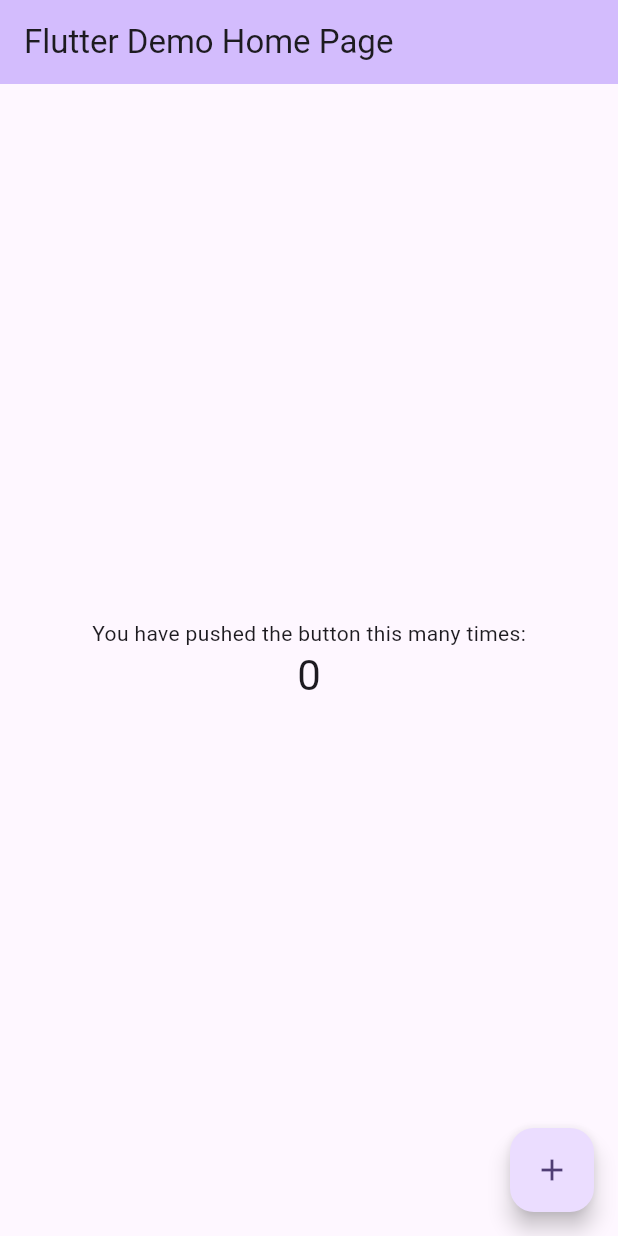
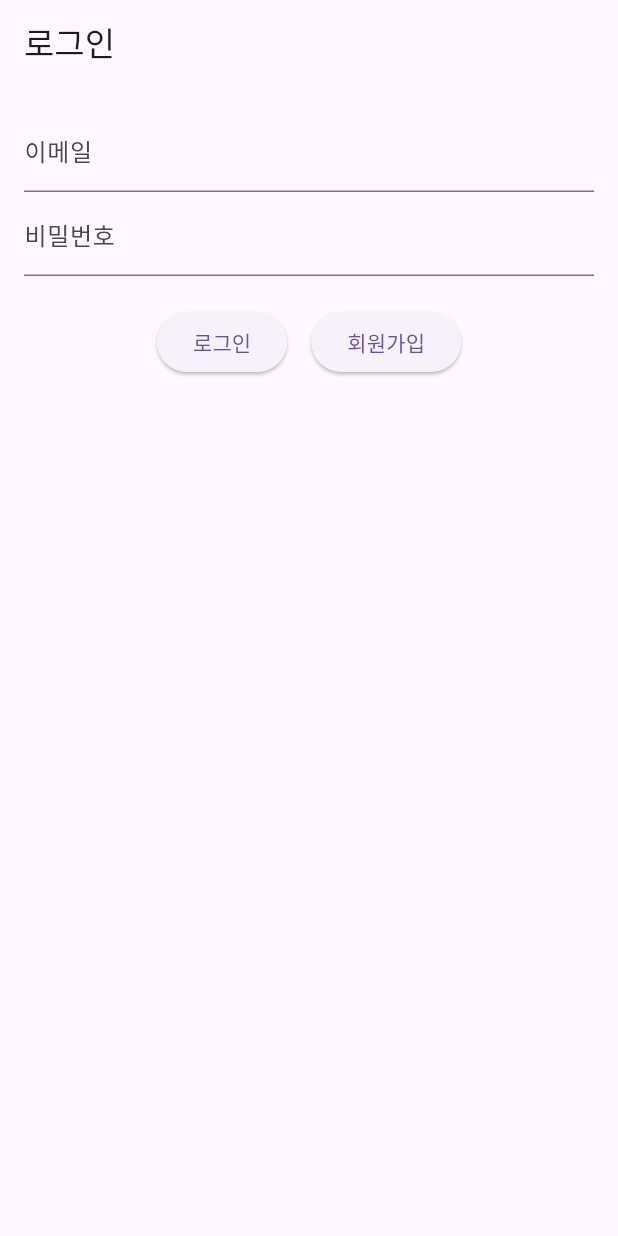
Before and after one commit to 20211066/Community, a Flutter app: the screen it shows after launch, on a phone screen of 412 x 824 dp. Run offline on Flutter 3.47's test engine with Material 3 defaults, Android fonts, the phone set to English and light mode, and no system bars; our stand-ins replace cloud_firestore, firebase_auth, firebase_core, geolocator, google_maps_flutter, google_sign_in and 1 more; accounts and stored records are empty.

Commit message:
1st week

```diff
--- /dev/null
+++ b/lib/login_screen.dart
@@ -0,0 +1,91 @@
+import 'package:flutter/material.dart';
+import 'package:firebase_auth/firebase_auth.dart';
+import 'home_screen.dart'; // 홈 화면
+import 'register_page.dart';
+
+class LoginScreen extends StatefulWidget {
+  @override
+  _LoginScreenState createState() => _LoginScreenState();
+}
+
+class _LoginScreenState extends State<LoginScreen> {
+  final TextEditingController _emailController = TextEditingController();
+  final TextEditingController _passwordController = TextEditingController();
+  String? _errorMessage;
+
+  // 로그인 함수
+  Future<void> _login() async {
+    try {
+      await FirebaseAuth.instance.signInWithEmailAndPassword(
+        email: _emailController.text,
+        password: _passwordController.text,
+      );
+      // 로그인 성공 시 홈 화면으로 이동
+      Navigator.pushReplacement(
+        context,
+        MaterialPageRoute(builder: (context) => HomeScreen()),
+      );
+    } catch (e) {
+      setState(() {
+        _errorMessage = '로그인 실패: ${e.toString()}';
+      });
+    }
+  }
+
+  @override
+  Widget build(BuildContext context) {
+    return Scaffold(
+      appBar: AppBar(title: Text('로그인')),
+      body: Padding(
+        padding: const EdgeInsets.all(16.0),
+        child: Column(
+          children: [
+            TextField(
+              controller: _emailController,
+              decoration: InputDecoration(labelText: '이메일'),
+            ),
+            TextField(
+              controller: _passwordController,
+              decoration: InputDecoration(labelText: '비밀번호'),
+              obscureText: true,
+            ),
+            if (_errorMessage != null)
+              Padding(
+                padding: const EdgeInsets.only(top: 8.0),
+                child: Text(
+                  _errorMessage!,
+                  style: TextStyle(color: Colors.red),
+                ),
+              ),
+            SizedBox(height: 20),
+              // Row 위젯을 사용하여 버튼을 나란히 배치
+            Row(
+              mainAxisAlignment: MainAxisAlignment.center,
+              children: [
+                ElevatedButton(
+                  onPressed: () {
+                    // 로그인 버튼 동작
+                    print("로그인 버튼 클릭");
+                  },
+                  child: Text("로그인"),
+                ),
+                SizedBox(width: 16), // 버튼 사이 간격
+                ElevatedButton(
+                  onPressed: () {
+                    // 회원가입 버튼 동작
+                    Navigator.push(
+                      context,
+                      MaterialPageRoute(builder: (context) => RegisterPage()),
+                    );
+                    print("회원가입 버튼 클릭");
+                  },
+                  child: Text("회원가입"),
+                ),
+              ],
+            ),
+          ],
+        ),
+      ),
+    );
+  }
+}
--- a/lib/main.dart
+++ b/lib/main.dart
@@ -1,6 +1,8 @@
 import 'package:flutter/material.dart';
 import 'package:firebase_core/firebase_core.dart';
 import 'firebase_options.dart';
+import 'login_screen.dart';
+import 'register_page.dart';
 
 void main() async{
   WidgetsFlutterBinding.ensureInitialized();
@@ -17,27 +19,12 @@ class MyApp extends StatelessWidget {
   @override
   Widget build(BuildContext context) {
     return MaterialApp(
-      title: 'Flutter Demo',
+      title: 'Flutter Firebase Login',
       theme: ThemeData(
-        // This is the theme of your application.
-        //
-        // TRY THIS: Try running your application with "flutter run". You'll see
-        // the application has a purple toolbar. Then, without quitting the app,
-        // try changing the seedColor in the colorScheme below to Colors.green
-        // and then invoke "hot reload" (save your changes or press the "hot
-        // reload" button in a Flutter-supported IDE, or press "r" if you used
-        // the command line to start the app).
-        //
-        // Notice that the counter didn't reset back to zero; the application
-        // state is not lost during the reload. To reset the state, use hot
-        // restart instead.
-        //
-        // This works for code too, not just values: Most code changes can be
-        // tested with just a hot reload.
-        colorScheme: ColorScheme.fromSeed(seedColor: Colors.deepPurple),
-        useMaterial3: true,
+        primarySwatch: Colors.blue,
       ),
-      home: const MyHomePage(title: 'Flutter Demo Home Page'),
+      home: LoginScreen(), // 로그인 화면으로 이동
+      //home: RegisterPage(),// 회원가입
     );
   }
 }
@@ -76,39 +63,13 @@ class _MyHomePageState extends State<MyHomePage> {
 
   @override
   Widget build(BuildContext context) {
-    // This method is rerun every time setState is called, for instance as done
-    // by the _incrementCounter method above.
-    //
-    // The Flutter framework has been optimized to make rerunning build methods
-    // fast, so that you can just rebuild anything that needs updating rather
-    // than having to individually change instances of widgets.
     return Scaffold(
       appBar: AppBar(
-        // TRY THIS: Try changing the color here to a specific color (to
-        // Colors.amber, perhaps?) and trigger a hot reload to see the AppBar
-        // change color while the other colors stay the same.
         backgroundColor: Theme.of(context).colorScheme.inversePrimary,
-        // Here we take the value from the MyHomePage object that was created by
-        // the App.build method, and use it to set our appbar title.
         title: Text(widget.title),
       ),
       body: Center(
-        // Center is a layout widget. It takes a single child and positions it
-        // in the middle of the parent.
         child: Column(
-          // Column is also a layout widget. It takes a list of children and
-          // arranges them vertically. By default, it sizes itself to fit its
-          // children horizontally, and tries to be as tall as its parent.
-          //
-          // Column has various properties to control how it sizes itself and
-          // how it positions its children. Here we use mainAxisAlignment to
-          // center the children vertically; the main axis here is the vertical
-          // axis because Columns are vertical (the cross axis would be
-          // horizontal).
-          //
-          // TRY THIS: Invoke "debug painting" (choose the "Toggle Debug Paint"
-          // action in the IDE, or press "p" in the console), to see the
-          // wireframe for each widget.
           mainAxisAlignment: MainAxisAlignment.center,
           children: <Widget>[
             const Text(
```
Also changed, not shown: lib/authservice_.dart (added, +46 -0 lines), lib/authservice_google.dart (added, +40 -0 lines), lib/google_maps.dart (added, +85 -0 lines), lib/home_screen.dart (added, +35 -0 lines), lib/register_page.dart (added, +181 -0 lines), lib/signinwithgoogle.dart (added, +26 -0 lines), pubspec.yaml (+8 -0 lines), pubspec.lock, 8 other files.
